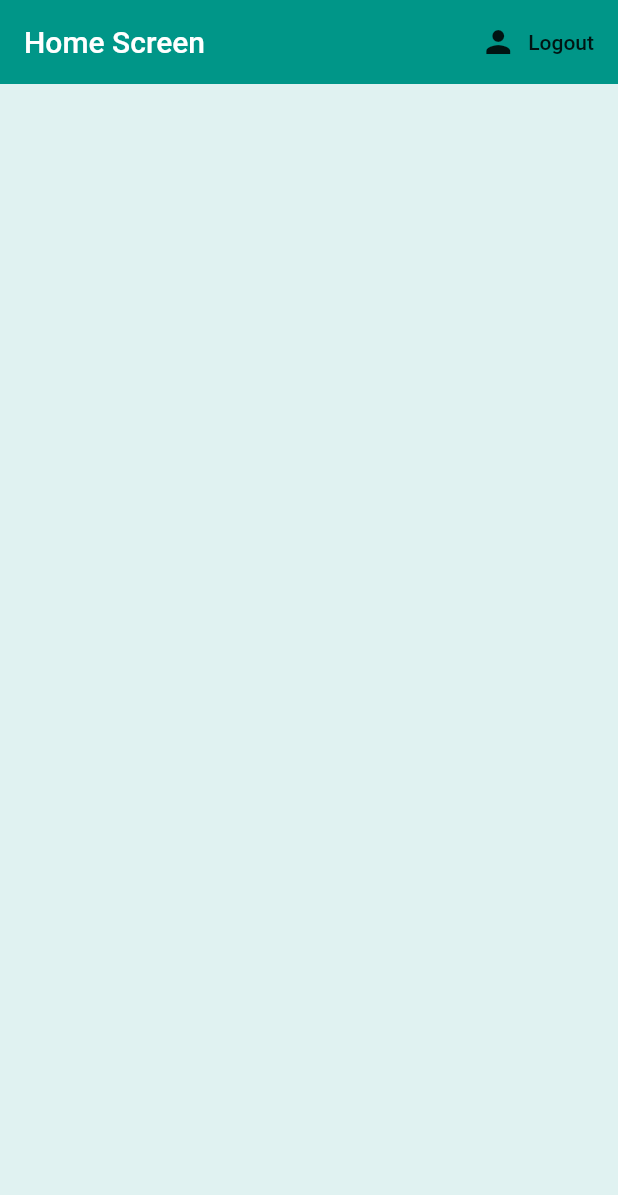
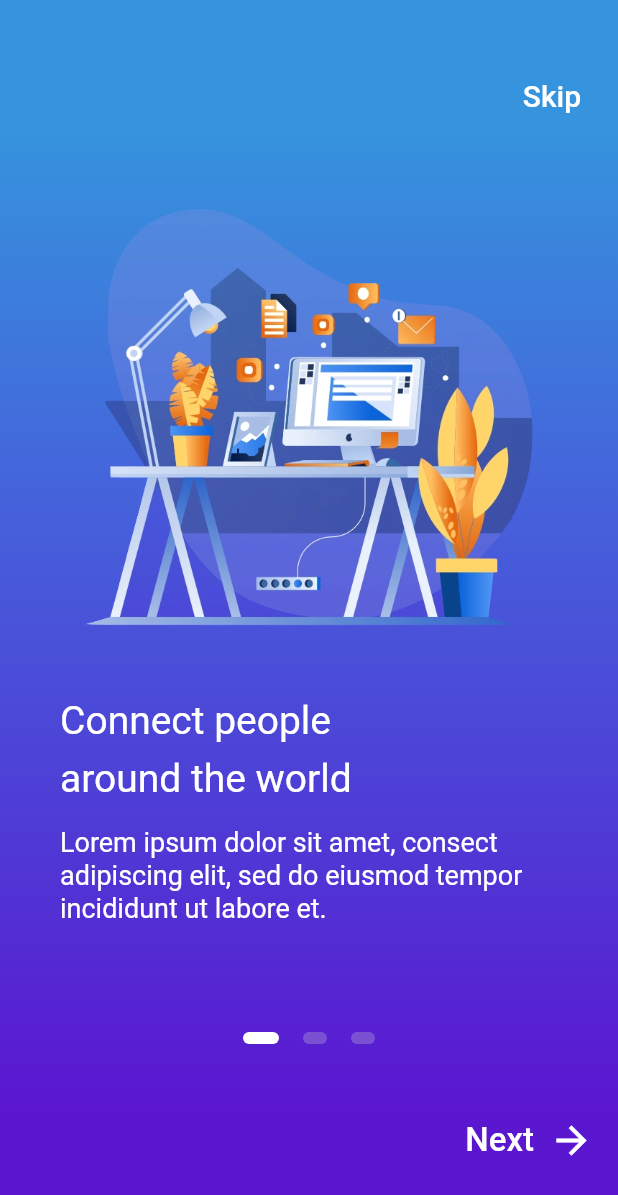
Before and after one commit to vonbarown/flutter_app, a Flutter app: the screen it shows once a user with an empty profile is signed in, on a phone screen of 412 x 824 dp. Shown: the top 1195 px of the screen. Run offline on Flutter 3.47's test engine with Material 2 defaults, Android fonts, the phone set to English and light mode, and no system bars; our stand-ins replace camera, firebase_auth; missing offline and left inert: esys_flutter_share; accounts and stored records are empty; Roboto replaces fonts that are missing (CM Sans Serif).

Commit message:
preliminary onboarding screen implementation

```diff
--- a/native_app_flutter/lib/screens/auth/register.dart
+++ b/native_app_flutter/lib/screens/auth/register.dart
@@ -22,6 +22,7 @@ class _RegisterState extends State<Register> {
   @override
   Widget build(BuildContext context) {
     return Scaffold(
+      resizeToAvoidBottomPadding: false,
       backgroundColor: Colors.teal[50],
       appBar: AppBar(
         backgroundColor: Colors.teal[400],
--- /dev/null
+++ b/native_app_flutter/lib/screens/onbaording_screen.dart
@@ -0,0 +1,242 @@
+import 'package:flutter/material.dart';
+import 'package:flutter/services.dart';
+import 'package:Native_App/utils/styles.dart';
+
+class OnboardingScreen extends StatefulWidget {
+  final Function toggleOnBoarding;
+  OnboardingScreen({this.toggleOnBoarding});
+
+  @override
+  _OnboardingScreenState createState() => _OnboardingScreenState();
+}
+
+class _OnboardingScreenState extends State<OnboardingScreen> {
+  final int _numPages = 3;
+  final PageController _pageController = PageController(initialPage: 0);
+  int _currentPage = 0;
+
+  List<Widget> _buildPageIndicator() {
+    List<Widget> list = [];
+    for (int i = 0; i < _numPages; i++) {
+      list.add(i == _currentPage ? _indicator(true) : _indicator(false));
+    }
+    return list;
+  }
+
+  Widget _indicator(bool isActive) {
+    return AnimatedContainer(
+      duration: Duration(milliseconds: 150),
+      margin: EdgeInsets.symmetric(horizontal: 8.0),
+      height: 8.0,
+      width: isActive ? 24.0 : 16.0,
+      decoration: BoxDecoration(
+        color: isActive ? Colors.white : Color(0xFF7B51D3),
+        borderRadius: BorderRadius.all(Radius.circular(12)),
+      ),
+    );
+  }
+
+  @override
+  Widget build(BuildContext context) {
+    return Scaffold(
+      body: AnnotatedRegion<SystemUiOverlayStyle>(
+        value: SystemUiOverlayStyle.light,
+        child: Container(
+          decoration: BoxDecoration(
+            gradient: LinearGradient(
+              begin: Alignment.topCenter,
+              end: Alignment.bottomCenter,
+              stops: [0.1, 0.4, 0.7, 0.9],
+              colors: [
+                Color(0xFF3594DD),
+                Color(0xFF4563DB),
+                Color(0xFF5036D5),
+                Color(0xFF5B16D0),
+              ],
+            ),
+          ),
+          child: Padding(
+            padding: EdgeInsets.symmetric(vertical: 40.0),
+            child: Column(
+              crossAxisAlignment: CrossAxisAlignment.stretch,
+              children: <Widget>[
+                Container(
+                  alignment: Alignment.centerRight,
+                  child: FlatButton(
+                    onPressed: () => print('Skip'),
+                    child: Text(
+                      'Skip',
+                      style: TextStyle(
+                        color: Colors.white,
+                        fontSize: 20.0,
+                      ),
+                    ),
+                  ),
+                ),
+                Container(
+                  height: 600.0,
+                  child: PageView(
+                    physics: ClampingScrollPhysics(),
+                    controller: _pageController,
+                    onPageChanged: (int page) {
+                      setState(() {
+                        _currentPage = page;
+                      });
+                    },
+                    children: <Widget>[
+                      Padding(
+                        padding: EdgeInsets.all(40.0),
+                        child: Column(
+                          crossAxisAlignment: CrossAxisAlignment.start,
+                          children: <Widget>[
+                            Center(
+                              child: Image(
+                                image: AssetImage(
+                                  'assets/images/onboarding0.png',
+                                ),
+                                height: 300.0,
+                                width: 300.0,
+                              ),
+                            ),
+                            SizedBox(height: 30.0),
+                            Text(
+                              'Connect people\naround the world',
+                              style: kTitleStyle,
+                            ),
+                            SizedBox(height: 15.0),
+                            Text(
+                              'Lorem ipsum dolor sit amet, consect adipiscing elit, sed do eiusmod tempor incididunt ut labore et.',
+                              style: kSubtitleStyle,
+                            ),
+                          ],
+                        ),
+                      ),
+                      Padding(
+                        padding: EdgeInsets.all(40.0),
+                        child: Column(
+                          crossAxisAlignment: CrossAxisAlignment.start,
+                          children: <Widget>[
+                            Center(
+                              child: Image(
+                                image: AssetImage(
+                                  'assets/images/onboarding1.png',
+                                ),
+                                height: 300.0,
+                                width: 300.0,
+                              ),
+                            ),
+                            SizedBox(height: 30.0),
+                            Text(
+                              'Live your life smarter\nwith us!',
+                              style: kTitleStyle,
+                            ),
+                            SizedBox(height: 15.0),
+                            Text(
+                              'Lorem ipsum dolor sit amet, consect adipiscing elit, sed do eiusmod tempor incididunt ut labore et.',
+                              style: kSubtitleStyle,
+                            ),
+                          ],
+                        ),
+                      ),
+                      Padding(
+                        padding: EdgeInsets.all(40.0),
+                        child: Column(
+                          crossAxisAlignment: CrossAxisAlignment.start,
+                          children: <Widget>[
+                            Center(
+                              child: Image(
+                                image: AssetImage(
+                                  'assets/images/onboarding2.png',
+                                ),
+                                height: 300.0,
+                                width: 300.0,
+                              ),
+                            ),
+                            SizedBox(height: 30.0),
+                            Text(
+                              'Get a new experience\nof imagination',
+                              style: kTitleStyle,
+                            ),
+                            SizedBox(height: 15.0),
+                            Text(
+                              'Lorem ipsum dolor sit amet, consect adipiscing elit, sed do eiusmod tempor incididunt ut labore et.',
+                              style: kSubtitleStyle,
+                            ),
+                          ],
+                        ),
+                      ),
+                    ],
+                  ),
+                ),
+                Row(
+                  mainAxisAlignment: MainAxisAlignment.center,
+                  children: _buildPageIndicator(),
+                ),
+                _currentPage != _numPages - 1
+                    ? Expanded(
+                        child: Align(
+                          alignment: FractionalOffset.bottomRight,
+                          child: FlatButton(
+                            onPressed: () {
+                              _pageController.nextPage(
+                                duration: Duration(milliseconds: 500),
+                                curve: Curves.ease,
+                              );
+                            },
+                            child: Row(
+                              mainAxisAlignment: MainAxisAlignment.center,
+                              mainAxisSize: MainAxisSize.min,
+                              children: <Widget>[
+                                Text(
+                                  'Next',
+                                  style: TextStyle(
+                                    color: Colors.white,
+                                    fontSize: 22.0,
+                                  ),
+                                ),
+                                SizedBox(width: 10.0),
+                                Icon(
+                                  Icons.arrow_forward,
+                                  color: Colors.white,
+                                  size: 30.0,
+                                ),
+                              ],
+                            ),
+                          ),
+                        ),
+                      )
+                    : Text(''),
+              ],
+            ),
+          ),
+        ),
+      ),
+      bottomSheet: _currentPage == _numPages - 1
+          ? Container(
+              height: 100.0,
+              width: double.infinity,
+              color: Colors.white,
+              child: GestureDetector(
+                onTap: () => {
+                  widget.toggleOnBoarding(),
+                  Navigator.pushNamed(context, '/home')
+                },
+                child: Center(
+                  child: Padding(
+                    padding: EdgeInsets.only(bottom: 30.0),
+                    child: Text(
+                      'Get started',
+                      style: TextStyle(
+                        color: Color(0xFF5B16D0),
+                        fontSize: 20.0,
+                        fontWeight: FontWeight.bold,
+                      ),
+                    ),
+                  ),
+                ),
+              ),
+            )
+          : Text(''),
+    );
+  }
+}
--- a/native_app_flutter/lib/screens/wrapper.dart
+++ b/native_app_flutter/lib/screens/wrapper.dart
@@ -1,20 +1,50 @@
 import 'package:Native_App/models/user.dart';
 import 'package:Native_App/screens/auth/auth.dart';
 import 'package:Native_App/screens/home/home.dart';
+import 'package:Native_App/screens/onbaording_screen.dart';
 import 'package:flutter/material.dart';
 import 'package:provider/provider.dart';
 
-class Wrapper extends StatelessWidget {
+class Wrapper extends StatefulWidget {
+  Wrapper({Key key}) : super(key: key);
+
+  @override
+  _WrapperState createState() => _WrapperState();
+}
+
+class _WrapperState extends State<Wrapper> {
+  bool onBoarding = true;
+
+  void toggleOnBoarding() {
+    setState(() => onBoarding = false);
+  }
+
   @override
   Widget build(BuildContext context) {
     final user = Provider.of<User>(context);
-    print(user);
 
-    // return screen dependent of the auth status
     if (user == null) {
       return Authenticate();
     } else {
-      return Home();
+      if (onBoarding) {
+        return OnboardingScreen(toggleOnBoarding: toggleOnBoarding);
+      } else {
+        return Home();
+      }
     }
   }
 }
+// class Wrapper extends StatelessWidget {
+//   @override
+//   Widget build(BuildContext context) {
+//     final user = Provider.of<User>(context);
+//     print(user);
+
+//     // return screen dependent of the auth status
+//     if (user == null) {
+//       return Authenticate();
+//     } else {
+//       return OnboardingScreen();
+//     }
+//   }
+// }
--- a/native_app_flutter/lib/utils/route_generator.dart
+++ b/native_app_flutter/lib/utils/route_generator.dart
@@ -1,3 +1,4 @@
+import 'package:Native_App/screens/home/home.dart';
 import 'package:Native_App/screens/wrapper.dart';
 import 'package:flutter/material.dart';
 import '../camera/camera_screen.dart';
@@ -15,6 +16,8 @@ class RouteGenerator {
         );
       // }
       // return _errorRoute();
+      case '/home':
+        return MaterialPageRoute(builder: (_) => Home());
       case '/camera':
         return MaterialPageRoute(builder: (_) => CameraScreen());
       default:
--- /dev/null
+++ b/native_app_flutter/lib/utils/styles.dart
@@ -0,0 +1,14 @@
+import 'package:flutter/material.dart';
+
+final kTitleStyle = TextStyle(
+  color: Colors.white,
+  fontFamily: 'CM Sans Serif',
+  fontSize: 26.0,
+  height: 1.5,
+);
+
+final kSubtitleStyle = TextStyle(
+  color: Colors.white,
+  fontSize: 18.0,
+  height: 1.2,
+);
--- a/native_app_flutter/pubspec.yaml
+++ b/native_app_flutter/pubspec.yaml
@@ -45,6 +45,8 @@ flutter:
   # the material Icons class.
   uses-material-design: true
   # To add assets to your application, add an assets section, like this:
+  assets:
+    - assets/images/
   # assets:
   #  - images/a_dot_burr.jpeg
   #  - images/a_dot_ham.jpeg
```
Also changed, not shown: native_app_flutter/lib/main.dart (+21 -0 lines), native_app_flutter/assets/images/onboarding0.png (added), native_app_flutter/assets/images/onboarding1.png (added).
